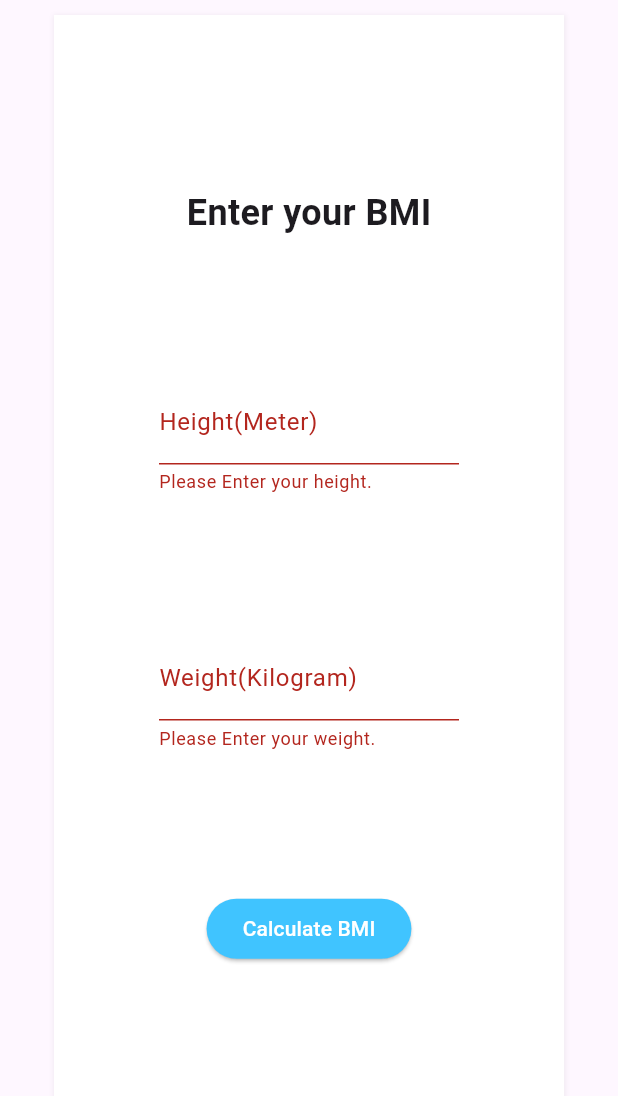
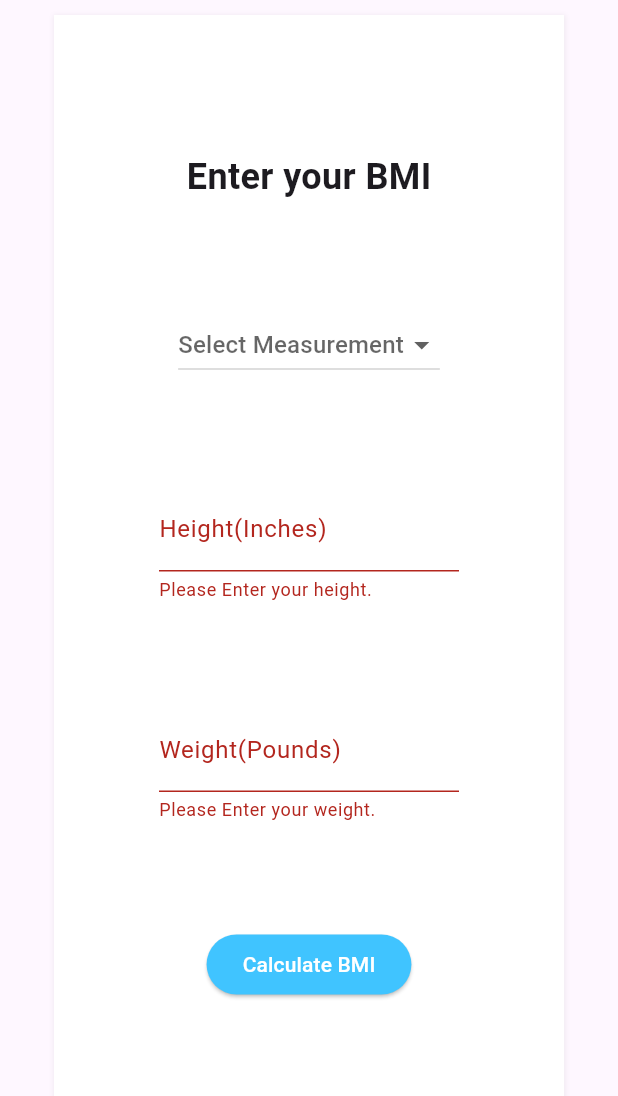
Before and after one commit to itsyuu27/bmi_calculator, a Flutter app: the screen it shows after launch, after a tap on "Calculate BMI", on a phone screen of 412 x 824 dp, the part 84-1180 px from its top. Run offline on Flutter 3.47's test engine with Material 3 defaults, Android fonts, the phone set to English and light mode, and no system bars.

Commit message:
add calculation and option for metric and imperial measurement

```diff
--- a/lib/main.dart
+++ b/lib/main.dart
@@ -1,5 +1,7 @@
 import 'package:flutter/material.dart';
 import 'bmi.dart';
+
+// TODO: add option to calculate in metric or imperial measurement,
 
 void main() => runApp(MaterialApp(
     home: MainScreen(),
@@ -16,6 +18,8 @@ class MainScreen extends StatefulWidget {
 class _MainScreenState extends State<MainScreen> {
 
   String _bmiResult = '';
+  String _classification = '';
+  String? _selectedMeasurement;
   final _formKey = GlobalKey<FormState>();
 
   //text editing controller for the textfields
@@ -73,6 +77,24 @@ class _MainScreenState extends State<MainScreen> {
                       fontWeight: FontWeight.bold,
                     ),
                   ),
+                  DropdownButton<String>(
+                    value: _selectedMeasurement,
+                    hint: const Text('Select Measurement'),
+                    items: <String>['Metric', 'Imperial']
+                      .map<DropdownMenuItem<String>>((String value) {
+                        return DropdownMenuItem<String>(
+                          value: value,
+                          child: Text(value),
+                        );
+                      }
+                    ).toList(),
+
+                    onChanged: (String? newValue){
+                      setState(() {
+                        _selectedMeasurement = newValue;
+                      });
+                    }
+                  ),
                   SizedBox(
                     width: 200,
                     //Textfield for height
@@ -80,7 +102,7 @@ class _MainScreenState extends State<MainScreen> {
                       keyboardType: TextInputType.numberWithOptions(decimal: true),
                       controller: _heightController,
                       decoration: InputDecoration(
-                        labelText: 'Height(Meter)',
+                        labelText: _selectedMeasurement == 'Metric' ? 'Height(Meters)' : 'Height(Inches)',
                       ),
                       validator: (value){
                         //check weight textfield is empty or null
@@ -103,7 +125,7 @@ class _MainScreenState extends State<MainScreen> {
                       keyboardType: TextInputType.numberWithOptions(decimal: true),
                       controller: _weightController,
                       decoration: InputDecoration(
-                        labelText: 'Weight(Kilogram)',
+                        labelText: _selectedMeasurement == 'Metric' ? 'Weight(Kilograms)' : "Weight(Pounds)",
                       ),
                       validator: (value){
                         //check if weight textfield is empty or null
@@ -125,17 +147,23 @@ class _MainScreenState extends State<MainScreen> {
                       //check the validation
                       if(_formKey.currentState!.validate())
                       {
+                        if(_selectedMeasurement != null){
                           final double height = double.parse(_heightController.text);
                           final double weight = double.parse(_weightController.text);
 
                           try
                           {
                             //create an instance of Bmi class
-                          final bmiCalculator = Bmi(height: height, weight: weight);
+                            final bmiCalculator = Bmi(
+                              height: height,
+                              weight: weight,
+                              measureSystem: _selectedMeasurement
+                            );
 
                             //upadate the state to display result
                             setState(() {
-                            _bmiResult = bmiCalculator.CalculateBmi().toStringAsFixed(2);
+                              _bmiResult = bmiCalculator.calculateBmi().toStringAsFixed(2);
+                              _classification = bmiCalculator.getClassification().toString();
                             });
                           }
                           on ArgumentError catch(e)
@@ -143,6 +171,13 @@ class _MainScreenState extends State<MainScreen> {
                             //set result message to error
                             setState(() {
                               _bmiResult = "Error: ${e.message}";
+                            });
+                          }
+                        }
+                        else{
+                          setState(() {
+                            _bmiResult = "";
+                            _classification = "";
                           });
                         }
                       }
@@ -168,6 +203,13 @@ class _MainScreenState extends State<MainScreen> {
                           fontSize: 18,
                         ),
                       ),
+                      Text("Your Classification: $_classification",
+                        textAlign: TextAlign.center,
+                        style: TextStyle(
+                          fontSize: 18,
+                          fontStyle: FontStyle.italic,
+                        ),
+                      ),
                     ],
                   )
                 ],
```
Also changed, not shown: lib/bmi.dart (+28 -3 lines). Lines whose indentation alone changed are shown as unchanged.
